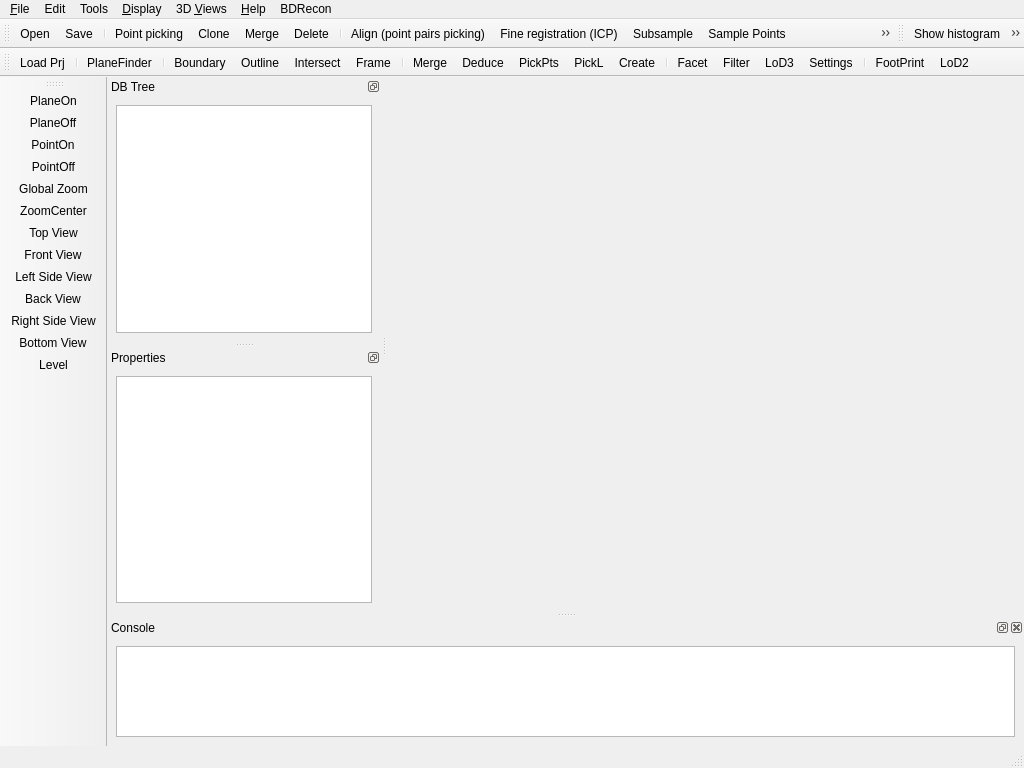
Before: the Qt Designer form qCC/ui_templates/mainWindow.ui in CloudCompare/CloudCompare, drawn with Qt 5.
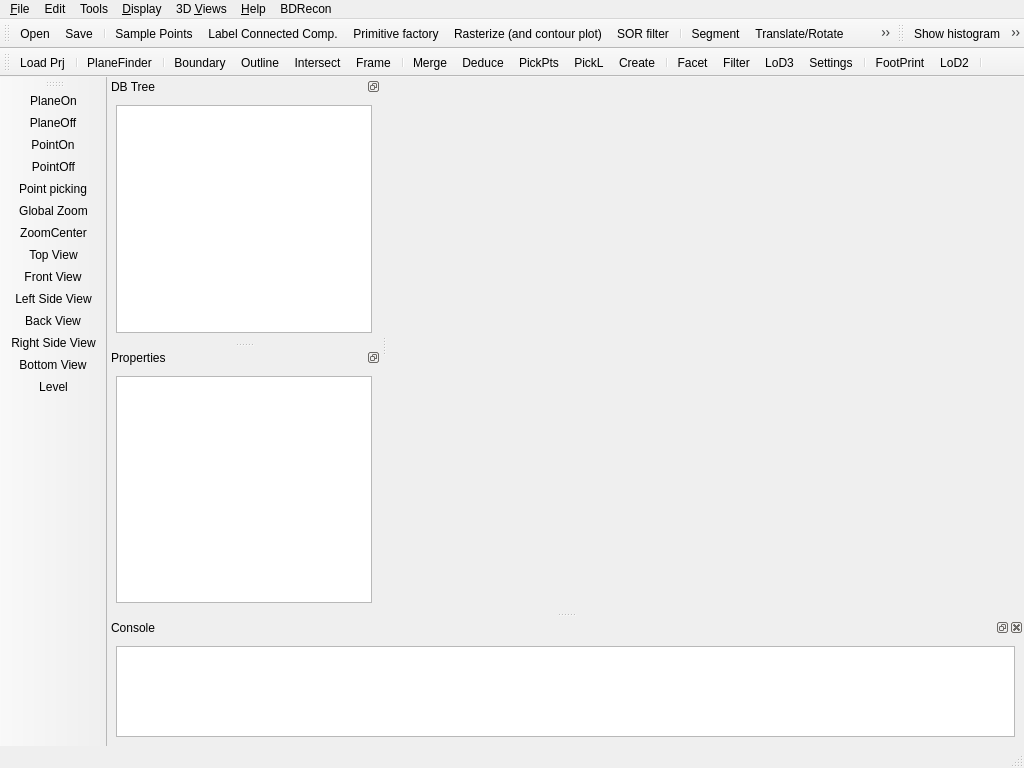
After: the same form once the commit is applied. Icons and pictures are not drawn. Custom widgets are drawn as their Qt base class.

Diff of the .ui file:
```diff
--- a/qCC/ui_templates/mainWindow.ui
+++ b/qCC/ui_templates/mainWindow.ui
@@ -713,17 +713,7 @@
    <addaction name="actionOpen"/>
    <addaction name="actionSave"/>
    <addaction name="separator"/>
-   <addaction name="actionPointPicking"/>
-   <addaction name="actionClone"/>
-   <addaction name="actionMerge"/>
-   <addaction name="actionDelete"/>
-   <addaction name="separator"/>
-   <addaction name="actionPointPairsAlign"/>
-   <addaction name="actionRegister"/>
-   <addaction name="actionSubsample"/>
    <addaction name="actionSamplePointsOnMesh"/>
-   <addaction name="actionCloudCloudDist"/>
-   <addaction name="actionCloudMeshDist"/>
    <addaction name="actionLabelConnectedComponents"/>
    <addaction name="actionPrimitiveFactory"/>
    <addaction name="actionRasterize"/>
@@ -844,6 +834,7 @@
    <addaction name="separator"/>
    <addaction name="actionExtractSections"/>
    <addaction name="actionBD3D4EM"/>
+   <addaction name="separator"/>
   </widget>
   <widget class="QToolBar" name="toolBarView">
    <property name="windowTitle">
@@ -862,6 +853,7 @@
    <addaction name="actionBDDisplayPlaneOff"/>
    <addaction name="actionBDDisplayPointOn"/>
    <addaction name="actionBDDisplayPointOff"/>
+   <addaction name="actionPointPicking"/>
    <addaction name="actionGlobalZoom"/>
    <addaction name="actionZoomAndCenter"/>
    <addaction name="actionSetViewTop"/>
```
Left out of the diff: 2 changed lines with no effect on the pictures.
